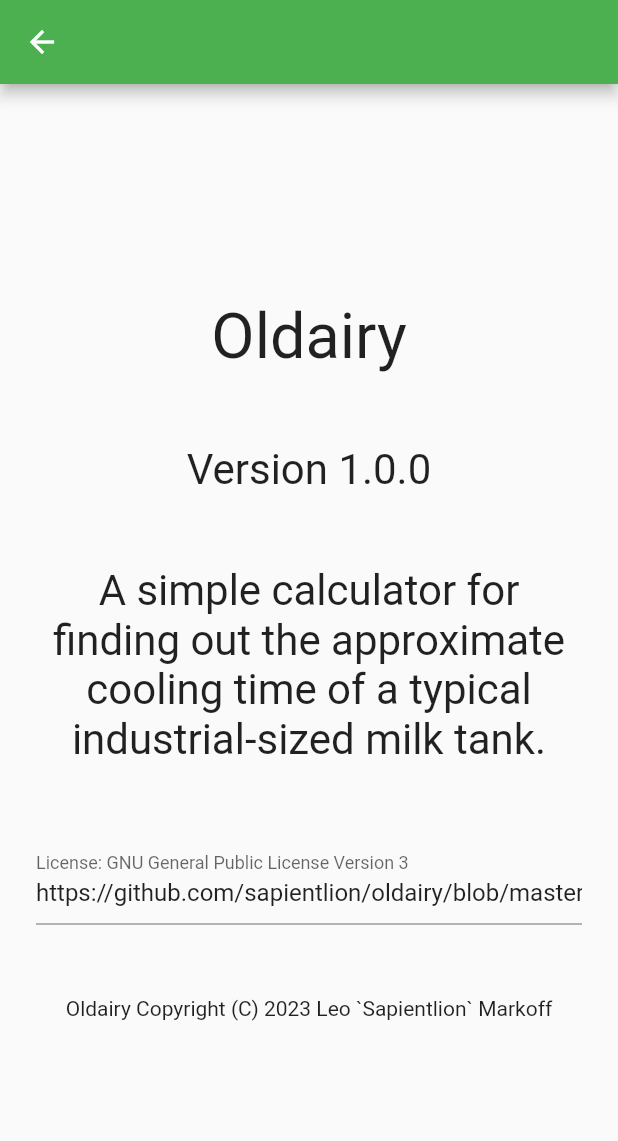
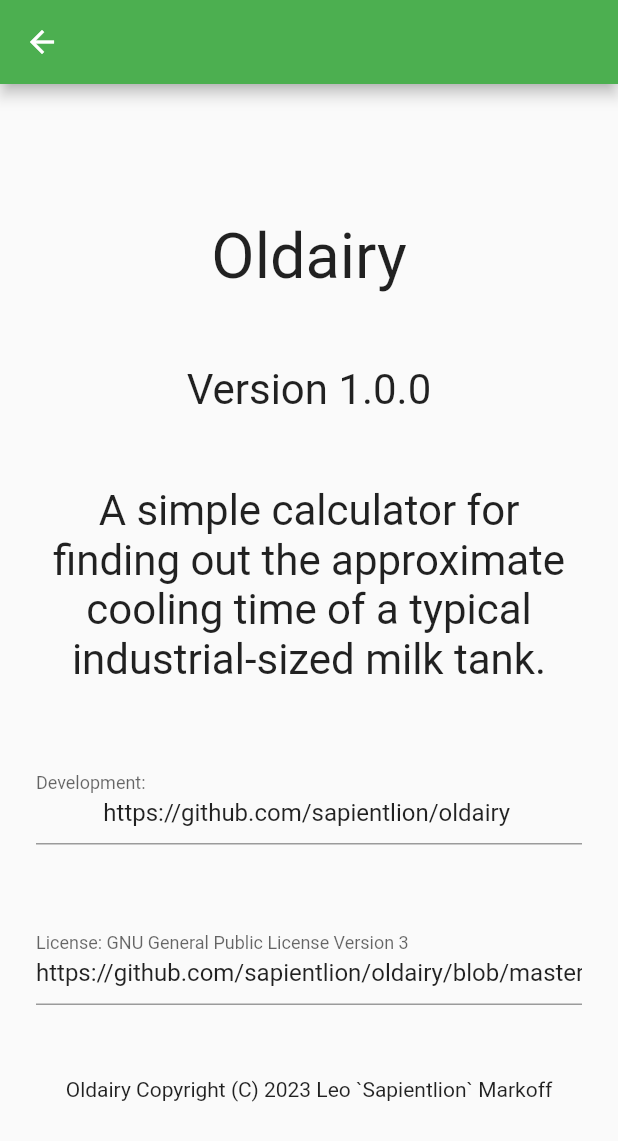
Before and after one commit to sapientlion/oldairy, a Flutter app: the AboutRoute screen opened directly with empty values, on a phone screen of 412 x 824 dp. Shown: the top 1141 px of the screen. Run offline on Flutter 3.47's test engine with Material 2 defaults, Android fonts, the phone set to English and light mode, and no system bars; our stand-ins replace package_info_plus.

Commit message:
Add link to the app's repository on GitHub to the about route.

```diff
--- a/lib/routes/about.dart
+++ b/lib/routes/about.dart
@@ -92,6 +92,15 @@ class _AboutRouteState extends State<AboutRoute> {
             Padding(
               padding: const EdgeInsets.all(24),
               child: TextField(
+                decoration: const InputDecoration(labelText: 'Development:'),
+                controller: TextEditingController(text: 'https://github.com/sapientlion/oldairy'),
+                readOnly: true,
+                textAlign: TextAlign.center,
+              ),
+            ),
+            Padding(
+              padding: const EdgeInsets.all(24),
+              child: TextField(
                 decoration: const InputDecoration(labelText: 'License: GNU General Public License Version 3'),
                 controller: TextEditingController(text: 'https://github.com/sapientlion/oldairy/blob/master/LICENSE'),
                 readOnly: true,
@@ -106,7 +115,6 @@ class _AboutRouteState extends State<AboutRoute> {
                 textAlign: TextAlign.center,
               ),
             ),
-
             /*Padding(
               padding: const EdgeInsets.all(24),
               child: InkWell(
```
